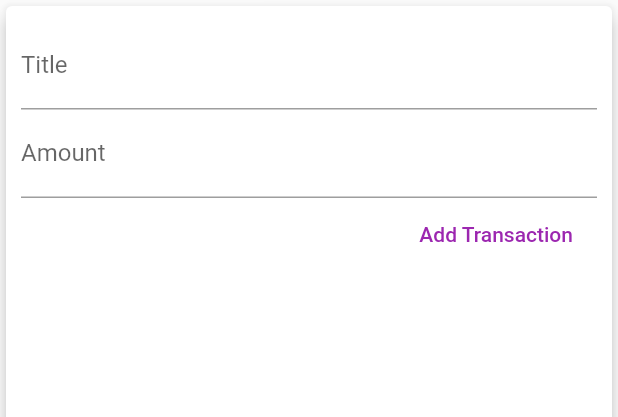
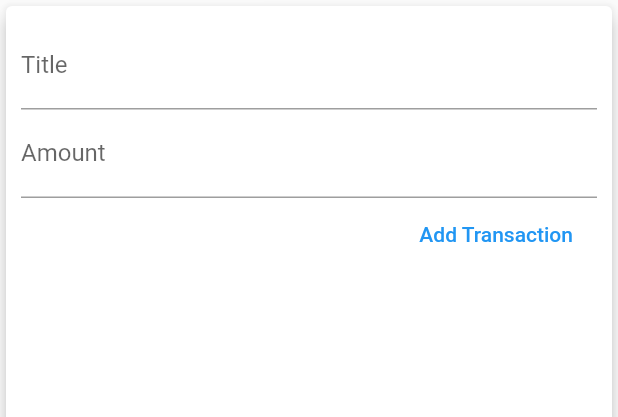
Before and after one commit to jeanrauwers/personal-finance, a Flutter app: the NewTransaction widget shown alone on an empty page, opened directly, on a phone screen of 412 x 824 dp. Shown: the top 417 px of the screen. Run offline on Flutter 3.47's test engine with Material 2 defaults, Android fonts, the phone set to English and light mode, and no system bars.

Commit message:
fix for submit button

```diff
--- a/lib/widgets/new_transaction.dart
+++ b/lib/widgets/new_transaction.dart
@@ -47,7 +47,7 @@ class _NewTransactionState extends State<NewTransaction> {
             FlatButton(
               child: Text('Add Transaction'),
               onPressed: submitHandler,
-              textColor: Colors.purple,
+              textColor: Theme.of(context).primaryColor,
             )
           ],
         ),
```
